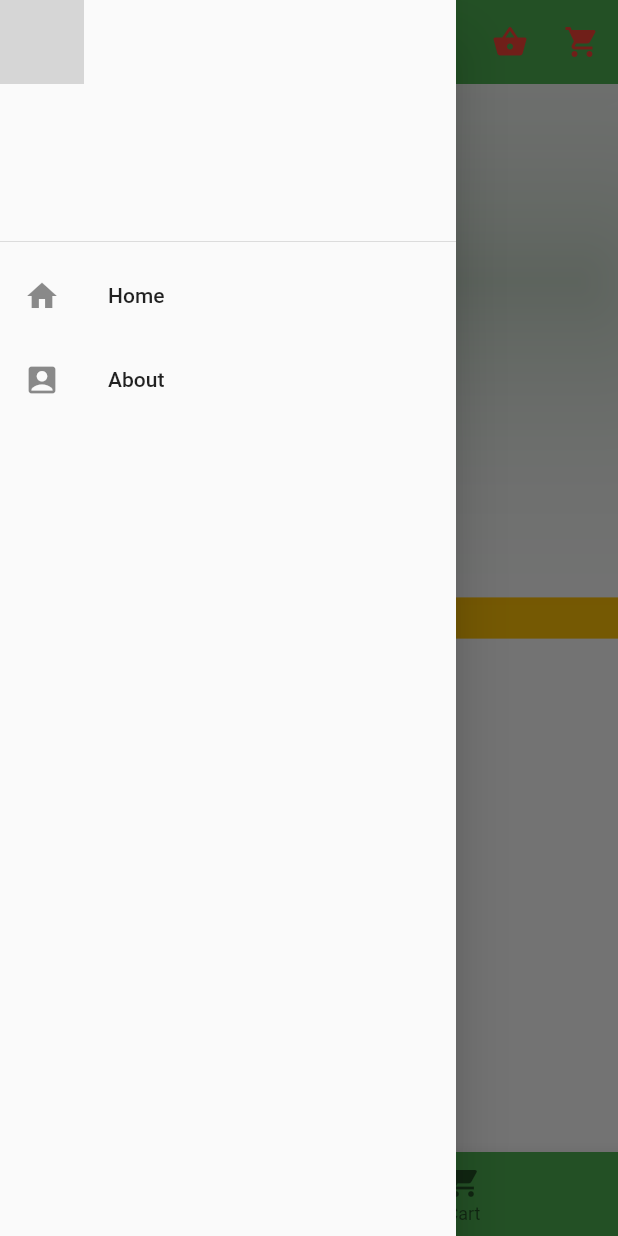
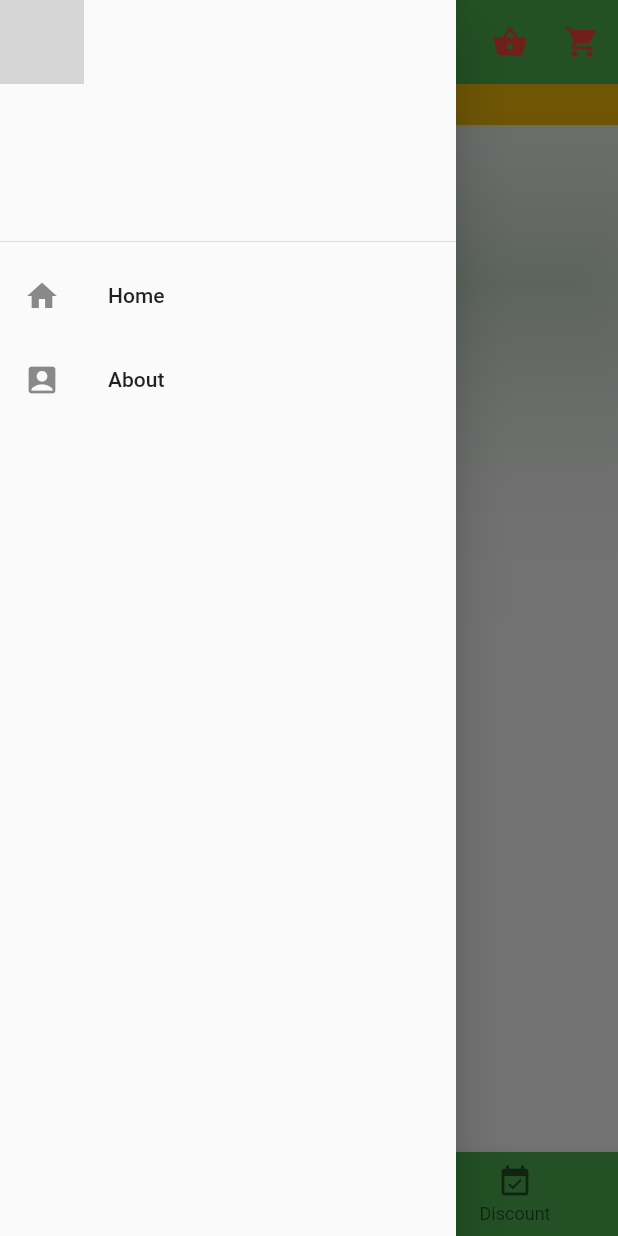
Before and after one commit to abidnuri/flutterone, a Flutter app: the screen it shows after launch, with the side drawer open, on a phone screen of 412 x 824 dp. Run offline on Flutter 3.47's test engine with Material 2 defaults, Android fonts, the phone set to English and light mode, and no system bars; network calls fail; grey boxes are pictures that could not be loaded.

Commit message:
class 17 dynamic page create with stateftatefull widget

```diff
--- /dev/null
+++ b/lib/Bag.dart
@@ -0,0 +1,12 @@
+import 'package:flutter/material.dart';
+
+class Bag extends StatelessWidget {
+  const Bag({Key? key}) : super(key: key);
+
+  @override
+  Widget build(BuildContext context) {
+    return Container(
+      child: Center(child: Text('This is BAG Page')),
+    );
+  }
+}
--- /dev/null
+++ b/lib/Cart.dart
@@ -0,0 +1,12 @@
+import 'package:flutter/material.dart';
+
+class Cart extends StatelessWidget {
+  const Cart({Key? key}) : super(key: key);
+
+  @override
+  Widget build(BuildContext context) {
+    return Container(
+      child: Center(child: Text('This is CART Page')),
+    );
+  }
+}
--- /dev/null
+++ b/lib/Discount.dart
@@ -0,0 +1,12 @@
+import 'package:flutter/material.dart';
+
+class Discount extends StatelessWidget {
+  const Discount({Key? key}) : super(key: key);
+
+  @override
+  Widget build(BuildContext context) {
+    return Container(
+      child: Center(child: Text('This is DISCOUNT Page')),
+    );
+  }
+}
--- a/lib/main.dart
+++ b/lib/main.dart
@@ -1,3 +1,6 @@
+import 'package:abid/Bag.dart';
+import 'package:abid/Discount.dart';
+import 'package:abid/cart.dart';
 import 'package:flutter/material.dart';
 
 void main() {
@@ -7,8 +10,20 @@ void main() {
   ));
 }
 
-class MyApp extends StatelessWidget {
+class MyApp extends StatefulWidget {
   const MyApp({Key? key}) : super(key: key);
+
+  @override
+  State<MyApp> createState() => _MyAppState();
+}
+
+class _MyAppState extends State<MyApp> {
+  var pages = [
+    const Bag(),
+    const Cart(),
+    const Discount(),
+  ];
+  var currentPage = 0;
   @override
   Widget build(BuildContext context) {
     return Scaffold(
@@ -18,32 +33,36 @@ class MyApp extends StatelessWidget {
         backgroundColor: Colors.green,
         shadowColor: Colors.green,
         elevation: 80,
-        leading: Container(
-          child: Image.network(
+        leading: Image.network(
           'https://cdn.pixabay.com/photo/2017/05/26/16/08/glass-2346358_1280.png',
           fit: BoxFit.fill,
-          ),
         ),
         actions: [
           IconButton(
             onPressed: () {},
-            icon: Icon(Icons.shopping_bag),
+            icon: const Icon(Icons.shopping_bag),
           ),
           IconButton(
             onPressed: () {},
-            icon: Icon(Icons.shopping_basket),
+            icon: const Icon(Icons.shopping_basket),
           ),
           IconButton(
             onPressed: () {},
-            icon: Icon(Icons.shopping_cart),
+            icon: const Icon(Icons.shopping_cart),
           ),
         ],
-        actionsIconTheme: IconThemeData(
+        actionsIconTheme: const IconThemeData(
           color: Colors.red,
         ),
       ),
       bottomNavigationBar: BottomNavigationBar(
-        items: [
+        currentIndex: currentPage,
+        onTap: (value) {
+          setState(() {
+            currentPage = value;
+          });
+        },
+        items: const [
           BottomNavigationBarItem(
             icon: Icon(Icons.shopping_bag),
             label: 'Bag',
@@ -51,6 +70,10 @@ class MyApp extends StatelessWidget {
           BottomNavigationBarItem(
             icon: Icon(Icons.shopping_cart),
             label: 'Cart',
+          ),
+          BottomNavigationBarItem(
+            icon: Icon(Icons.event_available),
+            label: 'Discount',
           ),
         ],
         backgroundColor: Colors.green,
@@ -78,17 +101,22 @@ class MyApp extends StatelessWidget {
           ],
         ),
       ),
-      body: Center(
+      body: Column(
+        children: [
+          Center(
             child: AspectRatio(
               aspectRatio: 15,
               child: Container(
                 color: Colors.amber,
-            child: Center(
+                child: const Center(
                   child: Text("Drinks Well"),
                 ),
               ),
             ),
           ),
+          pages[currentPage],
+        ],
+      ),
     );
   }
 }
```
Lines whose indentation alone changed are shown as unchanged.
